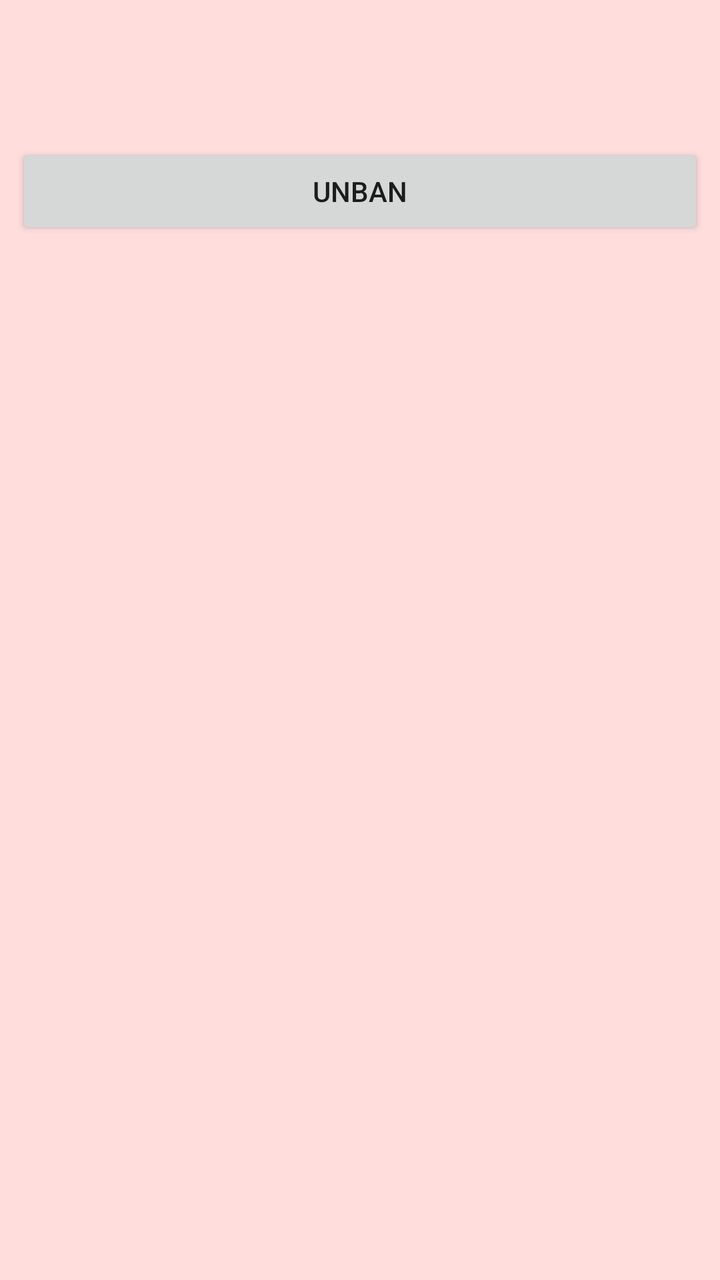
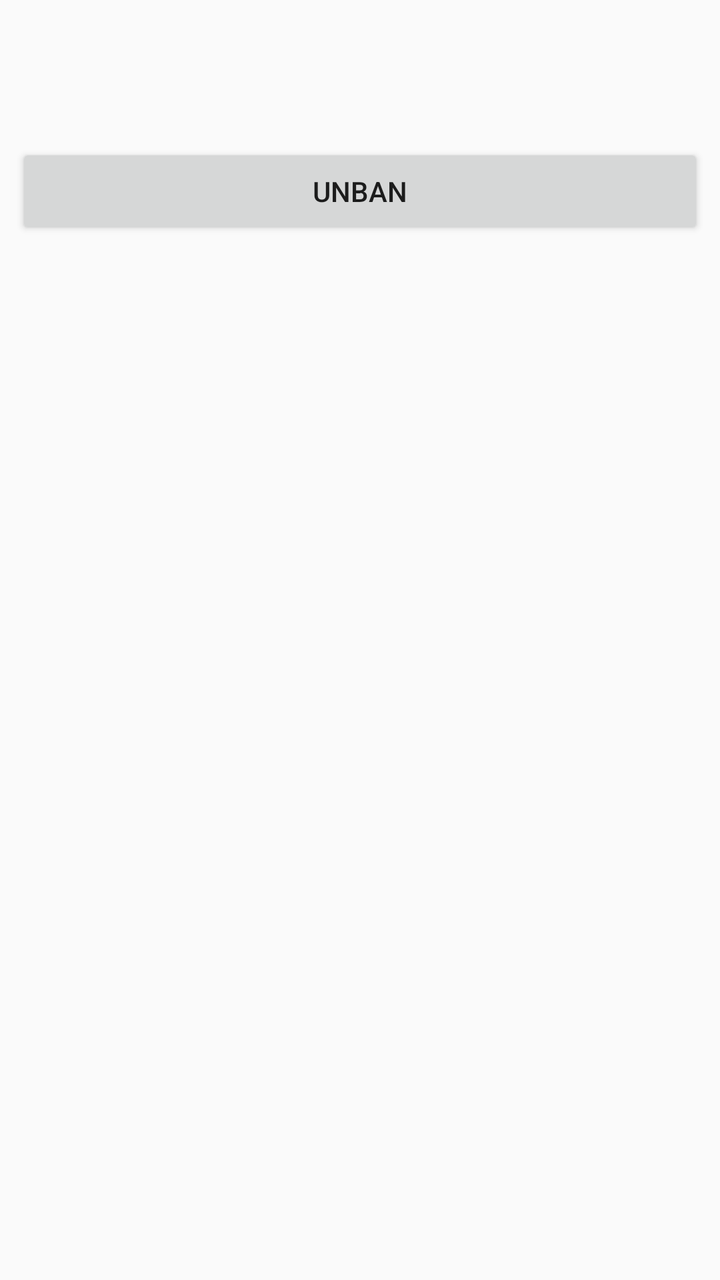

An Android layout rendered at two revisions. The XML below is the earlier revision; the diff shows what the commit changed to produce the second picture.
<!-- AndroidManifest.xml: application theme Theme.AppCompat.Light.DarkActionBar -->
<!-- res/layout/item_banned_device.xml -->
<?xml version="1.0" encoding="utf-8"?>
<LinearLayout xmlns:android="http://schemas.android.com/apk/res/android"
    android:layout_width="match_parent"
    android:layout_height="wrap_content"
    android:orientation="vertical"
    android:padding="8dp"
    android:layout_marginBottom="4dp"
    android:background="#FFDDDD">

    <TextView android:id="@+id/tv_name" android:layout_width="match_parent" android:layout_height="wrap_content" android:textSize="16sp" android:textStyle="bold" />
    <TextView android:id="@+id/tv_ip" android:layout_width="match_parent" android:layout_height="wrap_content" />
    <TextView android:id="@+id/tv_mac" android:layout_width="match_parent" android:layout_height="wrap_content" />
    <Button android:id="@+id/btn_unban" android:layout_width="match_parent" android:layout_height="wrap_content" android:text="Unban" android:layout_marginTop="4dp"/>
</LinearLayout>
<!-- resources referenced by this layout -->
<resources>

</resources>

<!-- the commit's change to res/layout/item_banned_device.xml (unified diff, before → after) -->
@@ -5,7 +5,7 @@
     android:orientation="vertical"
     android:padding="8dp"
     android:layout_marginBottom="4dp"
-    android:background="#FFDDDD">
+    >
 
     <TextView android:id="@+id/tv_name" android:layout_width="match_parent" android:layout_height="wrap_content" android:textSize="16sp" android:textStyle="bold" />
     <TextView android:id="@+id/tv_ip" android:layout_width="match_parent" android:layout_height="wrap_content" />
